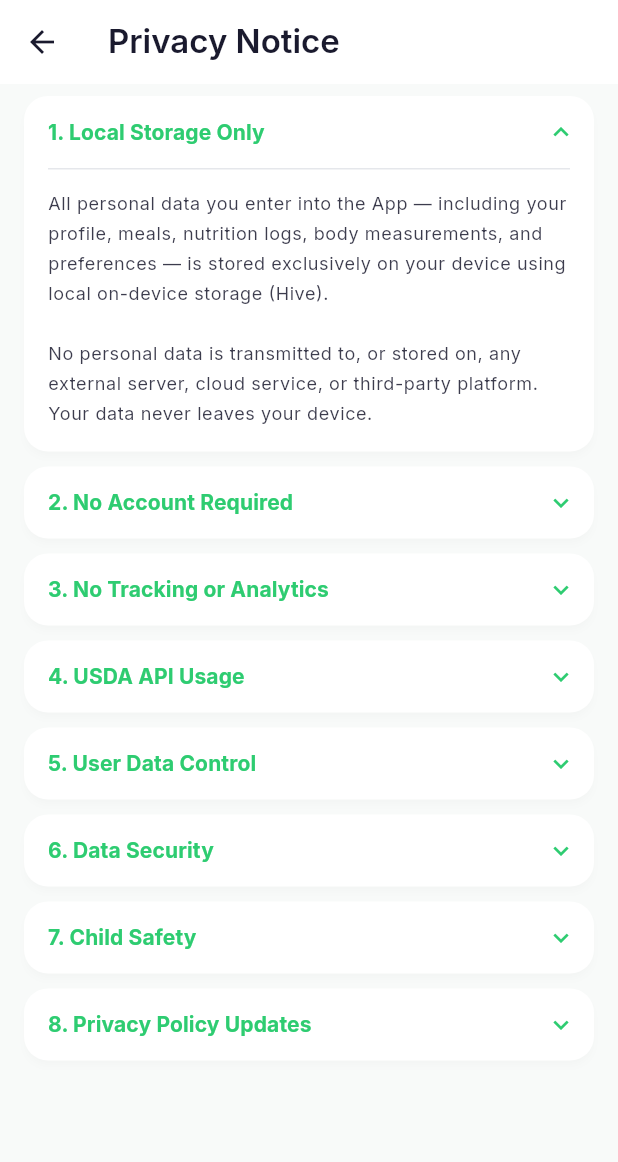
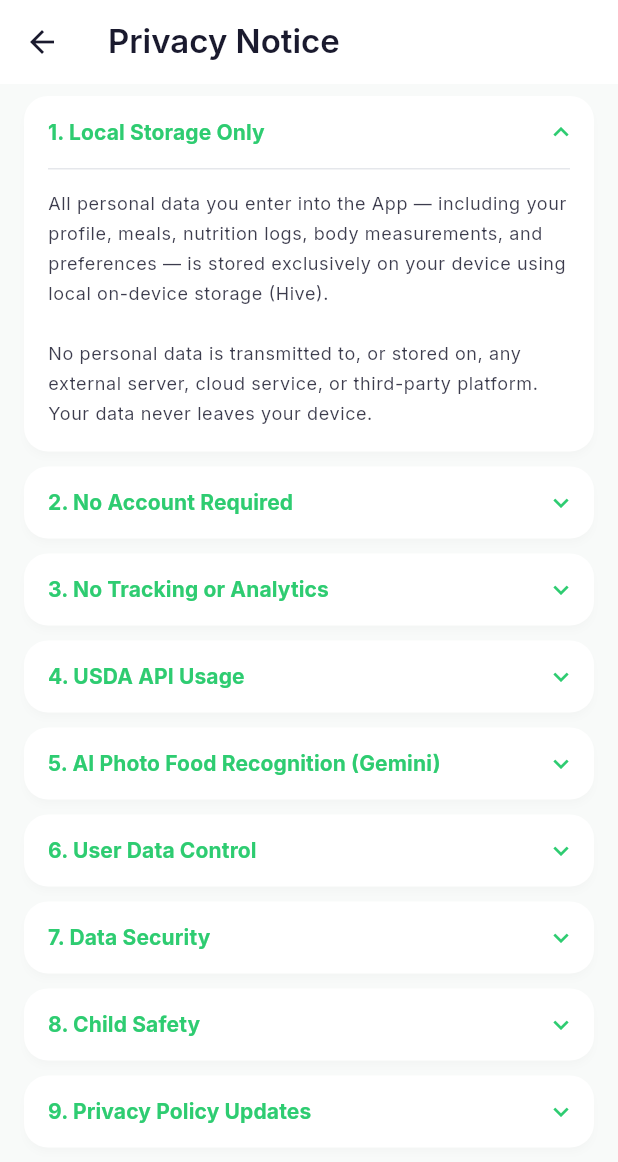
Before and after one commit to ashimbbsr-blip/MobileApp, a Flutter app: the screen it shows after launch, after a tap on "Privacy Notice", on a phone screen of 412 x 824 dp. Shown: the top 1162 px of the screen. Run offline on Flutter 3.47's test engine with Material 3 defaults, Android fonts, the phone set to English and light mode, and no system bars; our stand-ins replace dio, file_picker, fl_chart, flutter_riverpod, go_router, google_fonts and 4 more; missing offline and left inert: excel; accounts and stored records are empty.

Commit message:
fix: update privacy policy for Gemini photo scan data flow
Adds a new Privacy Notice section disclosing that the optional Photo
Food Scan feature sends the meal photo to Google's Gemini API for
recognition — the only feature that transmits data off-device. Bumps
policy version to 1.1.0 so existing users are prompted to re-accept,
and bumps the build number for the App Store Connect submission.

```diff
--- a/lib/core/constants/app_constants.dart
+++ b/lib/core/constants/app_constants.dart
@@ -80,6 +80,6 @@ class AppConstants {
   static const String keyUserGeminiApiKey = 'user_gemini_api_key';
 
   // Legal / policy versioning
-  static const String currentPolicyVersion = '1.0.0';
+  static const String currentPolicyVersion = '1.1.0';
   static const String currentAppVersion = '1.3.0';
 }
--- a/lib/features/legal/legal_content.dart
+++ b/lib/features/legal/legal_content.dart
@@ -165,7 +165,26 @@ class LegalContent {
           'Search results are cached locally on your device to reduce repeat API calls.',
     ),
     LegalSection(
-      '5. User Data Control',
+      '5. AI Photo Food Recognition (Gemini)',
+      'The App includes an optional Photo Food Scan feature. When you choose to use '
+          'it, the meal photo you capture or select is sent to Google\'s Gemini API '
+          '(generativelanguage.googleapis.com) to identify the food and estimate '
+          'portions and nutrition. This is the only App feature that transmits data '
+          'off your device:\n\n'
+          '• Only the photo you submit is sent — your profile, body data, and other '
+          'meal logs are never included\n'
+          '• Google processes the image to return detected food names and estimated '
+          'nutrition; Google\'s own privacy policy (policies.google.com/privacy) '
+          'governs this processing\n'
+          '• Detected results are shown to you for review, and nothing is logged '
+          'until you confirm\n'
+          '• Photo Food Scan is entirely optional — no photo is ever sent unless you '
+          'actively choose to use this feature; you can log food manually instead\n'
+          '• The developer does not store, view, or retain the photos you submit for '
+          'scanning',
+    ),
+    LegalSection(
+      '6. User Data Control',
       'You have full and unconditional control over your data at all times:\n\n'
           '• Reset All Data: Permanently delete all locally stored data\n'
           '• Clear Cache: Remove cached food search results\n'
@@ -175,7 +194,7 @@ class LegalContent {
           'has no access to these files.',
     ),
     LegalSection(
-      '6. Data Security',
+      '7. Data Security',
       'Since all data is stored locally on your device, the security of your '
           'data depends on your device\'s own security configuration (screen lock, '
           'biometric authentication, device encryption, etc.).\n\n'
@@ -184,7 +203,7 @@ class LegalContent {
           'your device secured with a strong PIN or biometric lock.',
     ),
     LegalSection(
-      '7. Child Safety',
+      '8. Child Safety',
       'The App is designed for general wellness use and is intended for users '
           'who are of the applicable legal age in their jurisdiction.\n\n'
           'Users under the applicable legal age should use the App under parental '
@@ -192,12 +211,12 @@ class LegalContent {
           'data from children.',
     ),
     LegalSection(
-      '8. Privacy Policy Updates',
+      '9. Privacy Policy Updates',
       'This Privacy Notice may be updated to reflect changes in App features or '
           'applicable law. You will be notified and asked to re-acknowledge updated '
           'notices before continuing to use the App.\n\n'
-          'Policy Version: 1.0.0\n'
-          'Effective Date: May 2026',
+          'Policy Version: 1.1.0\n'
+          'Effective Date: July 2026',
     ),
   ];
 
@@ -398,7 +417,26 @@ class LegalContent {
           'ক্যাশ করা হয়।',
     ),
     LegalSection(
-      '৫. ডেটার নিয়ন্ত্রণ',
+      '৫. AI ফটো খাদ্য শনাক্তকরণ (Gemini)',
+      'অ্যাপে একটি ঐচ্ছিক ফটো ফুড স্ক্যান ফিচার রয়েছে। আপনি এটি ব্যবহার '
+          'করলে, আপনার তোলা বা বাছাই করা খাবারের ছবি Google-এর Gemini API-তে '
+          '(generativelanguage.googleapis.com) পাঠানো হয় খাবার শনাক্ত ও '
+          'পরিমাণ/পুষ্টি অনুমান করার জন্য। এটিই একমাত্র ফিচার যা আপনার '
+          'ডিভাইস থেকে বাইরে ডেটা পাঠায়:\n\n'
+          '• শুধুমাত্র আপনার জমা দেওয়া ছবিটি পাঠানো হয় — আপনার প্রোফাইল, '
+          'শারীরিক তথ্য বা অন্যান্য খাবারের লগ কখনও অন্তর্ভুক্ত হয় না\n'
+          '• Google ছবিটি প্রক্রিয়া করে শনাক্ত করা খাবারের নাম ও অনুমানকৃত '
+          'পুষ্টি ফেরত দেয়; Google-এর নিজস্ব গোপনীয়তা নীতি '
+          '(policies.google.com/privacy) এই প্রক্রিয়াকরণের ক্ষেত্রে প্রযোজ্য\n'
+          '• শনাক্ত করা ফলাফল আপনাকে পর্যালোচনার জন্য দেখানো হয়, এবং আপনি '
+          'নিশ্চিত না করা পর্যন্ত কিছুই লগ করা হয় না\n'
+          '• ফটো ফুড স্ক্যান সম্পূর্ণ ঐচ্ছিক — আপনি সক্রিয়ভাবে এই ফিচার '
+          'ব্যবহার না করলে কোনো ছবি কখনও পাঠানো হয় না; আপনি চাইলে ম্যানুয়ালি '
+          'খাবার লগ করতে পারেন\n'
+          '• নির্মাতা স্ক্যানের জন্য জমা দেওয়া ছবি সংরক্ষণ, দেখা বা ধরে রাখেন না',
+    ),
+    LegalSection(
+      '৬. ডেটার নিয়ন্ত্রণ',
       'আপনার কাছে সবসময় আপনার তথ্যের সম্পূর্ণ নিয়ন্ত্রণ রয়েছে:\n\n'
           '• সব ডেটা রিসেট: স্থানীয়ভাবে সংরক্ষিত সমস্ত ডেটা স্থায়ীভাবে মুছুন\n'
           '• ক্যাশ পরিষ্কার: ক্যাশ করা খাদ্য অনুসন্ধান ফলাফল মুছুন\n'
@@ -408,7 +446,7 @@ class LegalContent {
           'এই ফাইলে কোনো অ্যাক্সেস নেই।',
     ),
     LegalSection(
-      '৬. ডেটা সুরক্ষা',
+      '৭. ডেটা সুরক্ষা',
       'সমস্ত ডেটা স্থানীয়ভাবে আপনার ডিভাইসে সংরক্ষিত হওয়ায়, আপনার তথ্যের '
           'নিরাপত্তা নির্ভর করে আপনার ডিভাইসের নিজস্ব নিরাপত্তা কনফিগারেশনের '
           'উপর (স্ক্রিন লক, বায়োমেট্রিক, ডিভাইস এনক্রিপশন ইত্যাদি)।\n\n'
@@ -417,7 +455,7 @@ class LegalContent {
           'ডিভাইস সুরক্ষিত রাখার পরামর্শ দিই।',
     ),
     LegalSection(
-      '৭. শিশু সুরক্ষা',
+      '৮. শিশু সুরক্ষা',
       'অ্যাপটি সাধারণ সুস্বাস্থ্য ব্যবহারের জন্য ডিজাইন করা হয়েছে এবং '
           'ব্যবহারকারীর আইনগত বয়সের সীমার মধ্যে থাকা ব্যক্তিদের জন্য।\n\n'
           'আইনগত বয়সসীমার নিচে থাকা ব্যবহারকারীরা অভিভাবকের তত্ত্বাবধানে '
@@ -425,12 +463,12 @@ class LegalContent {
           'সংগ্রহ বা প্রক্রিয়া করি না।',
     ),
     LegalSection(
-      '৮. গোপনীয়তা নীতি আপডেট',
+      '৯. গোপনীয়তা নীতি আপডেট',
       'অ্যাপের ফিচার বা প্রযোজ্য আইনে পরিবর্তনের ক্ষেত্রে এই গোপনীয়তা '
           'বিজ্ঞপ্তি আপডেট করা হতে পারে। আপডেট হলে আপনাকে নতুন বিজ্ঞপ্তি '
           'পর্যালোচনা ও স্বীকৃতি দিতে বলা হবে।\n\n'
-          'নীতি সংস্করণ: 1.0.0\n'
-          'কার্যকর তারিখ: মে ২০২৬',
+          'নীতি সংস্করণ: 1.1.0\n'
+          'কার্যকর তারিখ: জুলাই ২০২৬',
     ),
   ];
 
--- a/pubspec.yaml
+++ b/pubspec.yaml
@@ -1,7 +1,7 @@
 name: infinity_health_tracker
 description: Infinite Nutrition Tracker - Better Health Every Day. A bilingual nutrition tracking app.
 publish_to: 'none'
-version: 1.3.1+8
+version: 1.3.1+9
 
 environment:
   sdk: '>=3.0.0 <4.0.0'
```
